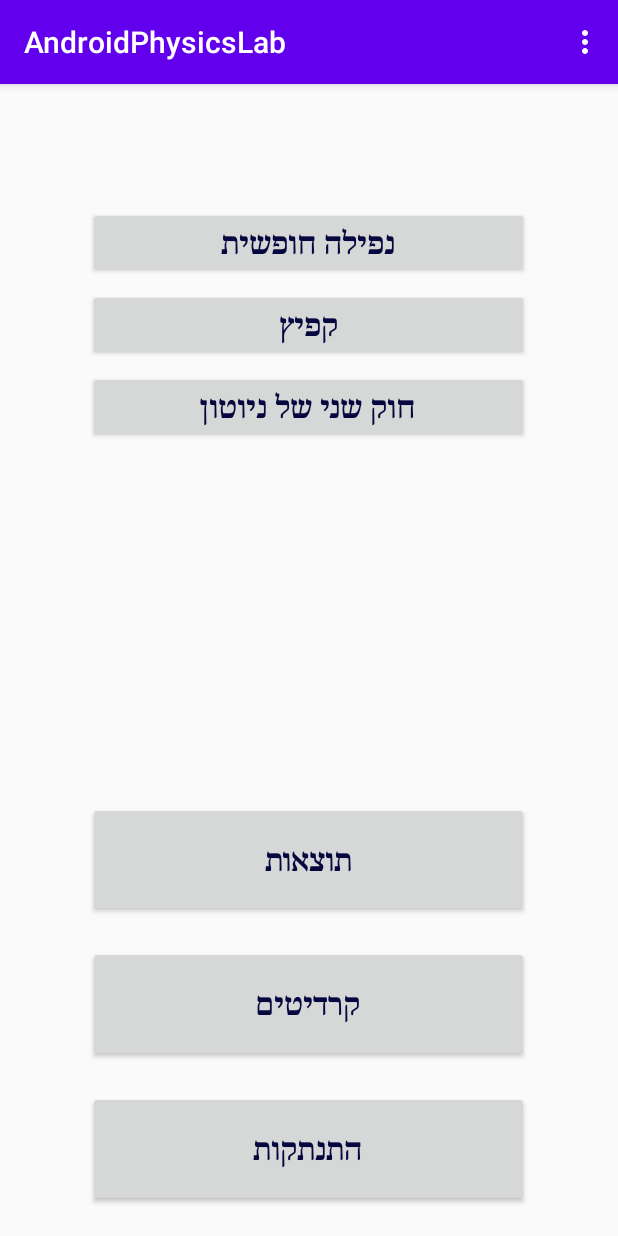
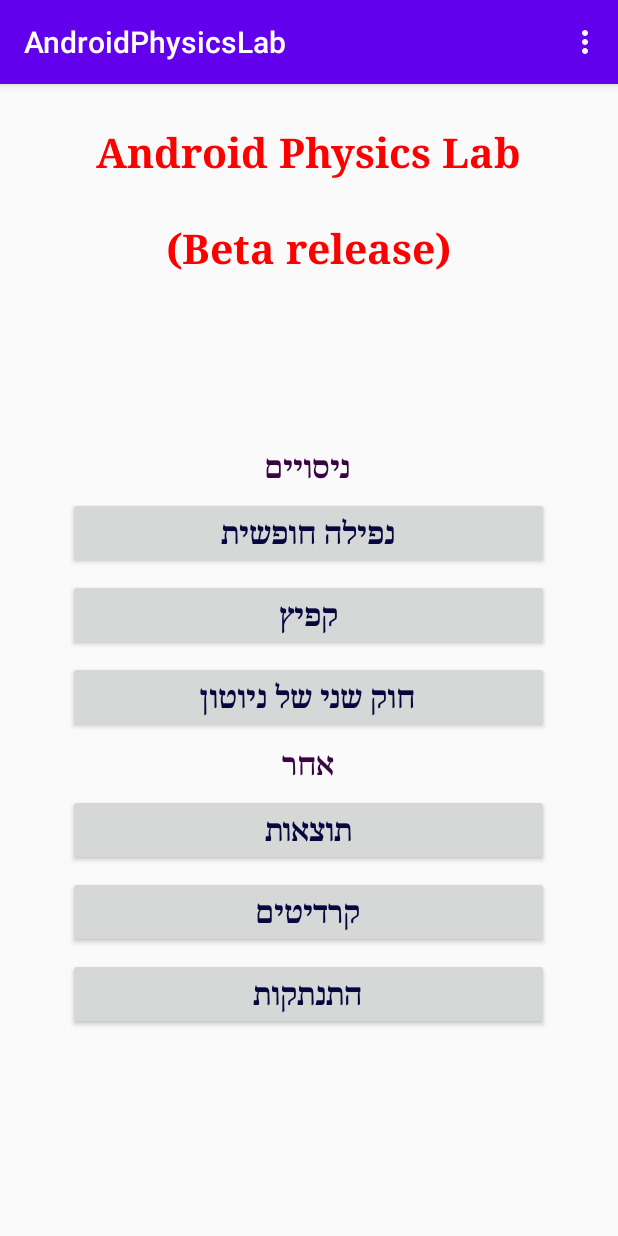
Before and after one commit to AndriyKuzmenko/AndroidPhysicsLabSimulation, an Android app: the screen it shows after launch once a user with an empty profile is signed in (MenuActivity), on a phone screen of 412 x 824 dp. Run offline under Robolectric (Android 15) with nearby library versions, the phone set to English and light mode, and no system bars; our stand-ins replace Firebase (no records; nobody signed in at launch, a user with empty details on screens opened directly).

```diff
--- a/app/src/main/java/com/example/androidphysicslab/Languages.java
+++ b/app/src/main/java/com/example/androidphysicslab/Languages.java
@@ -53,6 +53,8 @@ public class Languages
     public static String mass1;
     public static String mass2;
     public static String friction;
+    public static String experiments;
+    public static String other;
 
     public static void toEnglish()
     {
@@ -106,6 +108,8 @@ public class Languages
         mass1="Mass on desk (kg)";
         mass2="Mass in air (kg)";
         friction="Coefficient of friction";
+        experiments="Experiments";
+        other="Other";
     }
 
     public static void toHebrew()
@@ -160,5 +164,7 @@ public class Languages
         mass1="מסה על שולחן (קילוגרם)";
         mass2="מסה באוויק (קילוגרם)";
         friction="מקדם חיכוך";
+        experiments="ניסויים";
+        other="אחר";
     }
 }
--- a/app/src/main/java/com/example/androidphysicslab/MenuActivity.java
+++ b/app/src/main/java/com/example/androidphysicslab/MenuActivity.java
@@ -12,10 +12,12 @@ import android.widget.TextView;
 
 import com.google.firebase.auth.FirebaseAuth;
 
+import org.w3c.dom.Text;
+
 public class MenuActivity extends AppCompatActivity
 {
     Button freeFallButton,springButton,newtonButton,resultsButton,creditsButton,logOutButton;
-    TextView emailTV;
+    TextView emailTV,experimentsLabel,otherLabel;
 
     @Override
     protected void onCreate(Bundle savedInstanceState)
@@ -30,6 +32,8 @@ public class MenuActivity extends AppCompatActivity
         creditsButton=(Button)findViewById(R.id.creditsButton);
         logOutButton=(Button)findViewById(R.id.logOutButton);
         emailTV=(TextView)findViewById(R.id.emailTV);
+        experimentsLabel=(TextView)findViewById(R.id.experimentsLabel);
+        otherLabel=(TextView)findViewById(R.id.otherLabel);
 
         changeLanguage();
         emailTV.setText(FBRef.mUser.getEmail());
@@ -76,6 +80,8 @@ public class MenuActivity extends AppCompatActivity
         creditsButton.setText(Languages.credits);
         logOutButton.setText(Languages.logOut);
         newtonButton.setText(Languages.secondNewtonsLaw);
+        experimentsLabel.setText(Languages.experiments);
+        otherLabel.setText(Languages.other);
     }
 
     @Override
--- a/app/src/main/java/com/example/androidphysicslab/NewtonData.java
+++ b/app/src/main/java/com/example/androidphysicslab/NewtonData.java
@@ -41,6 +41,7 @@ public class NewtonData  extends AppCompatActivity
         mass1Label.setText(Languages.mass1);
         mass2Label.setText(Languages.mass2);
         frictionLabel.setText(Languages.friction);
+        startNewtonButton.setText(Languages.start);
 
         ArrayAdapter<String> adp = new ArrayAdapter<String>(this,
                 R.layout.support_simple_spinner_dropdown_item,Languages.planets);
--- a/app/src/main/res/layout/activity_main.xml
+++ b/app/src/main/res/layout/activity_main.xml
@@ -19,11 +19,22 @@
 
         <TextView
             android:layout_width="match_parent"
-            android:layout_height="0dp"
+            android:layout_height="0px"
             android:layout_weight="2"
             android:fontFamily="serif"
             android:gravity="center"
             android:text="Android Physics Lab"
+            android:textColor="#FF0000"
+            android:textSize="35sp"
+            android:textStyle="bold" />
+
+        <TextView
+            android:layout_width="match_parent"
+            android:layout_height="0px"
+            android:layout_weight="2"
+            android:fontFamily="serif"
+            android:gravity="center"
+            android:text="(Beta Release)"
             android:textColor="#FF0000"
             android:textSize="35sp"
             android:textStyle="bold" />
@@ -36,7 +47,7 @@
         <LinearLayout
             android:layout_width="match_parent"
             android:layout_height="0px"
-            android:layout_weight="1"
+            android:layout_weight="2"
             android:orientation="horizontal">
 
             <Space
@@ -67,7 +78,7 @@
         <LinearLayout
             android:layout_width="match_parent"
             android:layout_height="0px"
-            android:layout_weight="1"
+            android:layout_weight="2"
             android:orientation="horizontal">
 
             <Space
@@ -98,7 +109,7 @@
         <LinearLayout
             android:layout_width="match_parent"
             android:layout_height="0px"
-            android:layout_weight="1"
+            android:layout_weight="2"
             android:orientation="horizontal">
 
             <Space
@@ -132,7 +143,7 @@
         <LinearLayout
             android:layout_width="match_parent"
             android:layout_height="0px"
-            android:layout_weight="1"
+            android:layout_weight="2"
             android:orientation="horizontal">
 
             <Space
--- a/app/src/main/res/layout/activity_menu.xml
+++ b/app/src/main/res/layout/activity_menu.xml
@@ -15,8 +15,38 @@
     <LinearLayout
         android:layout_width="0px"
         android:layout_height="match_parent"
-        android:layout_weight="5"
+        android:layout_weight="7"
         android:orientation="vertical">
+
+        <Space
+            android:layout_width="match_parent"
+            android:layout_height="0px"
+            android:layout_weight="1" />
+
+        <TextView
+            android:layout_width="match_parent"
+            android:layout_height="wrap_content"
+            android:fontFamily="serif"
+            android:gravity="center"
+            android:text="Android Physics Lab"
+            android:textColor="#FF0000"
+            android:textSize="27sp"
+            android:textStyle="bold" />
+
+        <Space
+            android:layout_width="match_parent"
+            android:layout_height="0px"
+            android:layout_weight="1" />
+
+        <TextView
+            android:layout_width="match_parent"
+            android:layout_height="wrap_content"
+            android:fontFamily="serif"
+            android:gravity="center"
+            android:text="(Beta release)"
+            android:textColor="#FF0000"
+            android:textSize="27sp"
+            android:textStyle="bold" />
 
         <Space
             android:layout_width="match_parent"
@@ -50,6 +80,21 @@
                 android:layout_width="match_parent"
                 android:layout_height="wrap_content"
                 android:orientation="vertical">
+
+                <Space
+                    android:layout_width="match_parent"
+                    android:layout_height="10px" />
+
+                <TextView
+                    android:id="@+id/experimentsLabel"
+                    android:layout_width="match_parent"
+                    android:layout_height="wrap_content"
+                    android:fontFamily="serif"
+                    android:gravity="center"
+                    android:text="Experiments"
+                    android:textColor="#3A0543"
+                    android:textSize="20sp"
+                    android:textStyle="bold" />
 
                 <Space
                     android:layout_width="match_parent"
@@ -98,19 +143,30 @@
                     android:textColor="#06073E"
                     android:textSize="20sp"
                     android:textStyle="bold" />
-            </LinearLayout>
-        </ScrollView>
 
                 <Space
                     android:layout_width="match_parent"
-            android:layout_height="0px"
-            android:layout_weight="1" />
+                    android:layout_height="10px" />
+
+                <TextView
+                    android:id="@+id/otherLabel"
+                    android:layout_width="match_parent"
+                    android:layout_height="wrap_content"
+                    android:fontFamily="serif"
+                    android:gravity="center"
+                    android:text="Other"
+                    android:textColor="#3A0543"
+                    android:textSize="20sp"
+                    android:textStyle="bold" />
+
+                <Space
+                    android:layout_width="match_parent"
+                    android:layout_height="10px" />
 
                 <Button
                     android:id="@+id/resultsButton"
                     android:layout_width="match_parent"
-            android:layout_height="0px"
-            android:layout_weight="4"
+                    android:layout_height="wrap_content"
                     android:fontFamily="serif"
                     android:gravity="center"
                     android:onClick="results"
@@ -121,14 +177,12 @@
 
                 <Space
                     android:layout_width="match_parent"
-            android:layout_height="0px"
-            android:layout_weight="1" />
+                    android:layout_height="10px" />
 
                 <Button
                     android:id="@+id/creditsButton"
                     android:layout_width="match_parent"
-            android:layout_height="0px"
-            android:layout_weight="4"
+                    android:layout_height="wrap_content"
                     android:fontFamily="serif"
                     android:gravity="center"
                     android:text="Credits"
@@ -138,14 +192,12 @@
 
                 <Space
                     android:layout_width="match_parent"
-            android:layout_height="0px"
-            android:layout_weight="1" />
+                    android:layout_height="10px" />
 
                 <Button
                     android:id="@+id/logOutButton"
                     android:layout_width="match_parent"
-            android:layout_height="0px"
-            android:layout_weight="4"
+                    android:layout_height="wrap_content"
                     android:fontFamily="serif"
                     android:gravity="center"
                     android:onClick="logOut"
@@ -156,8 +208,10 @@
 
                 <Space
                     android:layout_width="match_parent"
-            android:layout_height="0px"
-            android:layout_weight="1" />
+                    android:layout_height="10px" />
+            </LinearLayout>
+        </ScrollView>
+
     </LinearLayout>
 
     <Space
```
Lines whose indentation alone changed are shown as unchanged.
